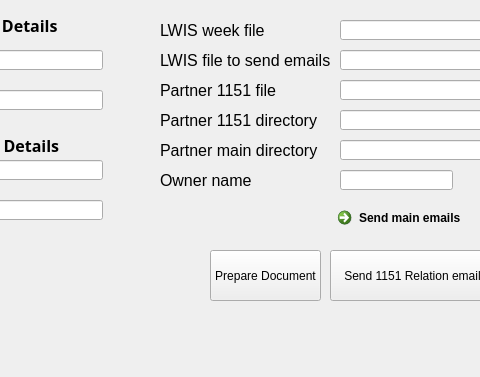
Old version of the form untitled.ui in the repository volkivskyy20/LWIS_OTRS; both pictures show x 120 to 600 and y 0 to 377 of the 819 by 377 pixel window.
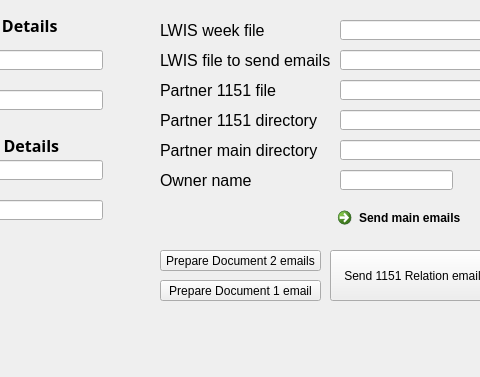
New version of the form.

What changed in the file:
```diff
--- a/untitled.ui
+++ b/untitled.ui
@@ -287,14 +287,14 @@
    <widget class="QPushButton" name="pushButton">
     <property name="geometry">
      <rect>
-      <x>330</x>
+      <x>280</x>
       <y>250</y>
-      <width>111</width>
-      <height>51</height>
+      <width>161</width>
+      <height>21</height>
      </rect>
     </property>
     <property name="text">
-     <string>Prepare Document</string>
+     <string>Prepare Document 2 emails</string>
     </property>
    </widget>
    <widget class="QLabel" name="label_12">
@@ -497,6 +497,19 @@
      <string>Create 1151 tickets</string>
     </property>
    </widget>
+   <widget class="QPushButton" name="pushButton_5">
+    <property name="geometry">
+     <rect>
+      <x>280</x>
+      <y>280</y>
+      <width>161</width>
+      <height>21</height>
+     </rect>
+    </property>
+    <property name="text">
+     <string>Prepare Document 1 email</string>
+    </property>
+   </widget>
   </widget>
   <widget class="QMenuBar" name="menubar">
    <property name="geometry">
```
Left out of the diff: 1 changed line with no effect on the pictures.
